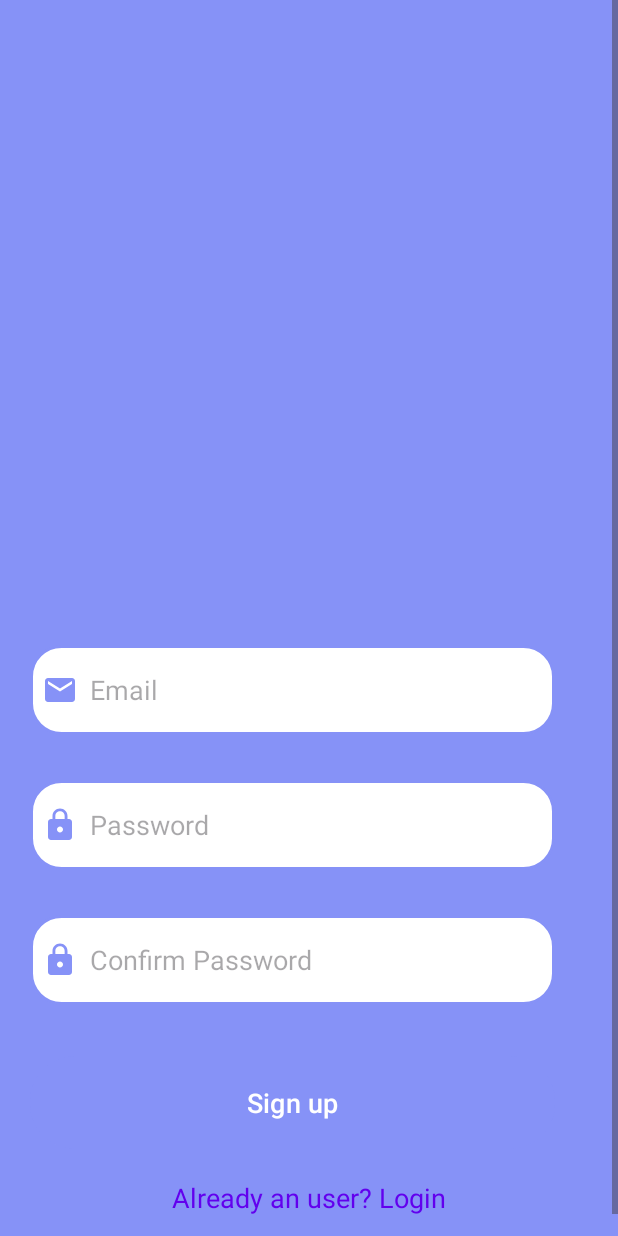
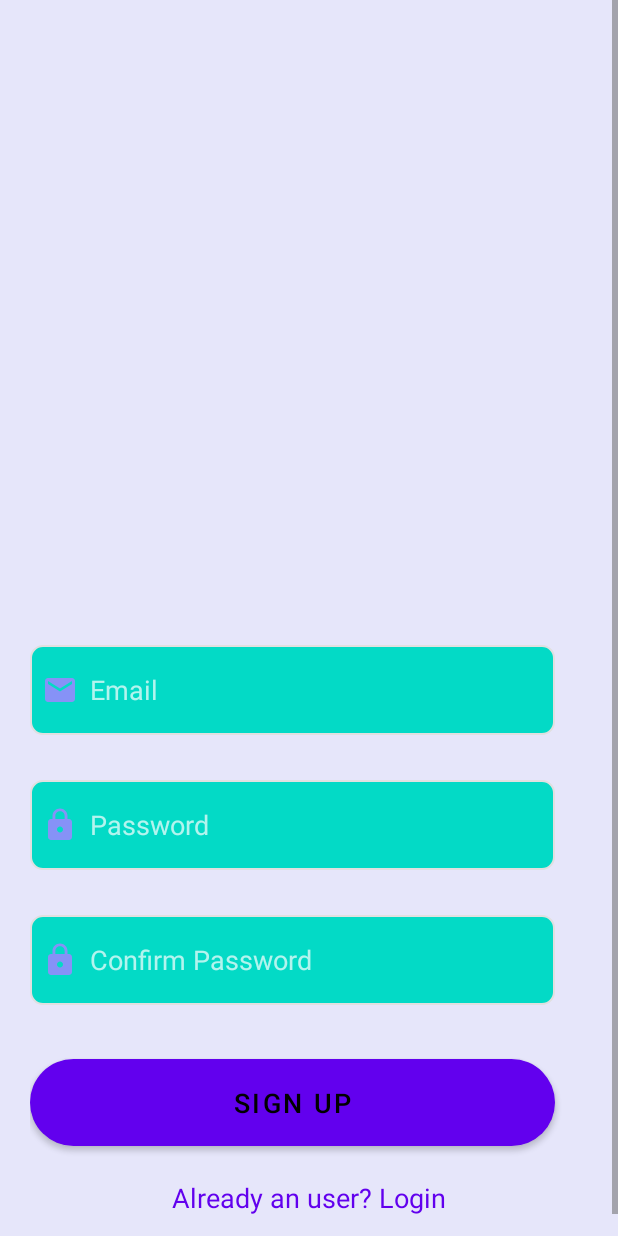
Before and after one commit to karapetyanm7/Goal-Tracker, an Android app: the SignupActivity screen opened directly, with no data from a screen before it, on a phone screen of 412 x 824 dp. Run offline under Robolectric (Android 15) with nearby library versions, the phone set to English and light mode, and no system bars.

Commit message:
Initial Commit

```diff
--- a/app/src/main/java/com/example/goaltracker/HabitDetailActivity.java
+++ b/app/src/main/java/com/example/goaltracker/HabitDetailActivity.java
@@ -27,8 +27,8 @@ public class HabitDetailActivity extends AppCompatActivity {
     private ImageView currentStreakIconImageView;
     private ImageView maxStreakIconImageView;
     private Button markCompleteButton;
-    private Button editButton;
-    private Button deleteButton;
+    private ImageButton editButton;
+    private ImageButton deleteButton;
     private ImageButton backButton;
     private SharedPreferences sharedPreferences;
     private String habitName;
@@ -120,7 +120,7 @@ public class HabitDetailActivity extends AppCompatActivity {
 
                     updateUI();
 
-                    String message = "+10 points";
+                    String message = "+" + basePoints + " points";
                     if (bonusPoints > 0) {
                         message += " (+" + bonusPoints + " streak bonus)";
                     }
--- a/app/src/main/res/drawable/lavender_border.xml
+++ b/app/src/main/res/drawable/lavender_border.xml
@@ -1,15 +1,8 @@
 <?xml version="1.0" encoding="utf-8"?>
-<shape xmlns:android="http://schemas.android.com/apk/res/android"
-    android:shape="rectangle">
-
-    <corners
-        android:radius="20dp"/>
-
+<shape xmlns:android="http://schemas.android.com/apk/res/android">
+    <solid android:color="@color/secondary" />
+    <corners android:radius="8dp" />
     <stroke
-        android:color="@color/lavender"
-        android:width="2dp"/>
-
-    <solid
-        android:color="@color/white"/>
-
+        android:width="1dp"
+        android:color="@color/border" />
 </shape>
--- a/app/src/main/res/values-night/themes.xml
+++ b/app/src/main/res/values-night/themes.xml
@@ -1,7 +1,4 @@
-<resources xmlns:tools="http://schemas.android.com/tools">
-    <!-- Base application theme. -->
-    <style name="Base.Theme.GoalTracker" parent="Theme.Material3.DayNight.NoActionBar">
-        <!-- Customize your dark theme here. -->
-        <!-- <item name="colorPrimary">@color/my_dark_primary</item> -->
-    </style>
+<?xml version="1.0" encoding="utf-8"?>
+<resources>
+    <!-- Night theme specific overrides -->
 </resources>
--- a/app/src/main/res/values/colors.xml
+++ b/app/src/main/res/values/colors.xml
@@ -1,11 +1,12 @@
 <?xml version="1.0" encoding="utf-8"?>
 <resources>
-    <color name="purple_200">#FFBB86FC</color>
-    <color name="purple_500">#FF6200EE</color>
-    <color name="purple_700">#FF3700B3</color>
-    <color name="teal_200">#FF03DAC5</color>
-    <color name="teal_700">#FF018786</color>
-    <color name="black">#FF000000</color>
-    <color name="white">#FFFFFFFF</color>
-    <color name="lavender">#8692F7</color>
+    <color name="primary">#6200EE</color>
+    <color name="secondary">#03DAC6</color>
+    <color name="background">#FFFFFF</color>
+    <color name="text_primary">#000000</color>
+    <color name="text_secondary">#666666</color>
+    <color name="lavender">#E6E6FA</color>
+    <color name="border">#E0E0E0</color>
+    <color name="white">#FFFFFF</color>
+    <color name="purple_500">#6200EE</color>
 </resources>
--- a/app/src/main/res/values/themes.xml
+++ b/app/src/main/res/values/themes.xml
@@ -1,12 +1,15 @@
+<?xml version="1.0" encoding="utf-8"?>
 <resources xmlns:tools="http://schemas.android.com/tools">
     <!-- Base application theme. -->
-    <style name="Base.Theme.GoalTracker" parent="Theme.Material3.DayNight.NoActionBar">
-        <!-- Customize your light theme here. -->
-        <!-- <item name="colorPrimary">@color/my_light_primary</item> -->
-        <item name="colorPrimary">@color/lavender</item>
-        <item name="colorPrimaryVariant">@color/lavender</item>
-        <item name="colorOnPrimary">@color/white</item>
+    <style name="AppTheme" parent="Theme.MaterialComponents.DayNight.NoActionBar">
+        <item name="colorPrimary">@color/primary</item>
+        <item name="colorPrimaryDark">@color/primary</item>
+        <item name="colorAccent">@color/lavender</item>
+        <item name="android:windowBackground">@color/background</item>
+        <item name="android:textColorPrimary">@color/text_primary</item>
+        <item name="android:textColorSecondary">@color/text_secondary</item>
+        <item name="android:statusBarColor">@color/primary</item>
     </style>
 
-    <style name="Theme.GoalTracker" parent="Base.Theme.GoalTracker" />
+    <style name="Theme.GoalTracker" parent="AppTheme" />
 </resources>
```
Also changed, not shown: app/src/main/AndroidManifest.xml (+10 -10 lines), app/src/main/java/com/example/goaltracker/MainActivity.java (+30 -0 lines), app/src/main/res/layout/activity_habit_detail.xml (+41 -29 lines), app/src/main/res/layout/activity_main.xml (+28 -0 lines), app/src/main/res/drawable/dark_icon.png (added), app/src/main/res/drawable/delete_icon.png, app/src/main/res/drawable/edit_icon.png, app/src/main/res/drawable/light_icon.png (added), app/src/main/res/drawable/marked.png, app/src/main/res/drawable/streak_fire.png, app/src/main/res/drawable/tree_normal.png.
